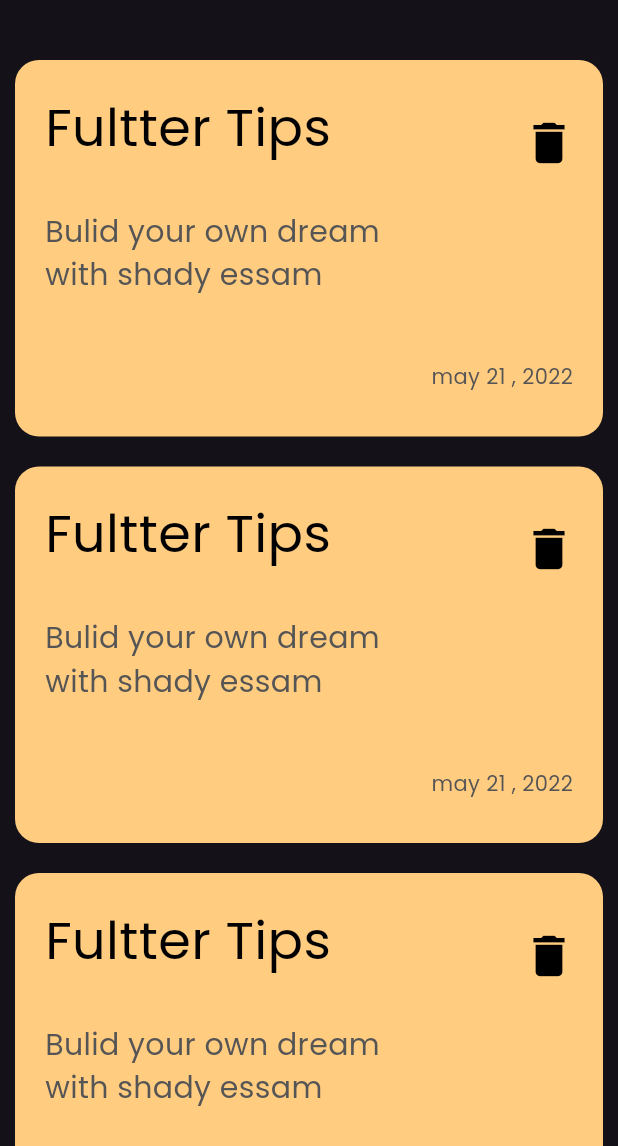
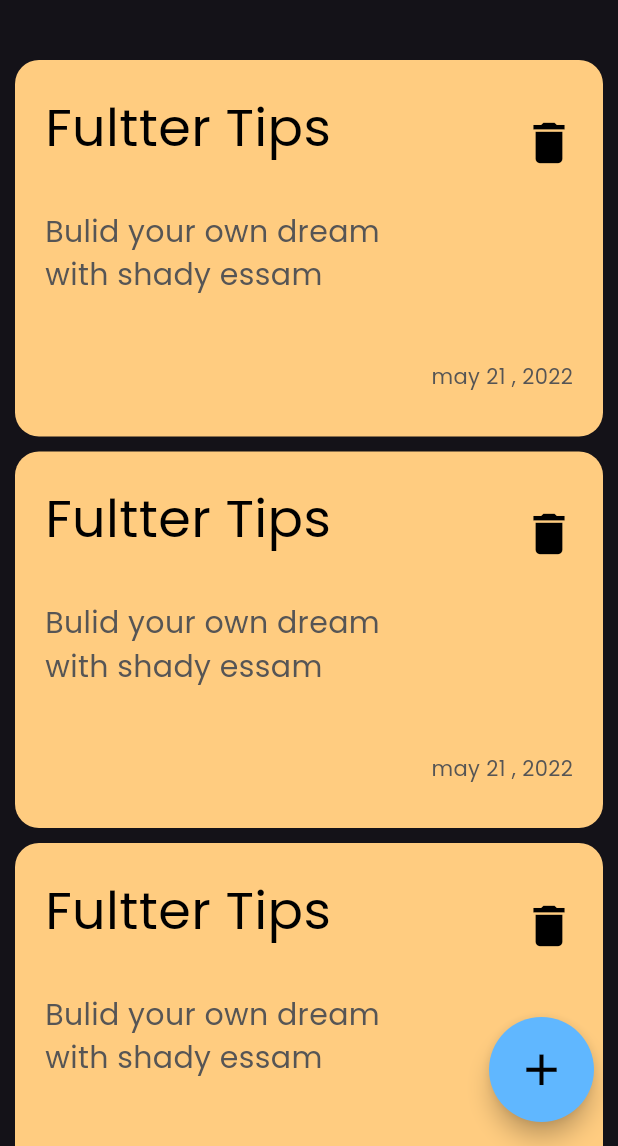
Before and after one commit to shady12e/Note_App, a Flutter app: the screen it shows after launch, on a phone screen of 412 x 824 dp, the part 90-1236 px from its top. Run offline on Flutter 3.47's test engine with Material 3 defaults, Android fonts, the phone set to English and light mode, and no system bars.

Commit message:
add floating action bottom

```diff
--- a/lib/screens/home_screen.dart
+++ b/lib/screens/home_screen.dart
@@ -7,7 +7,26 @@ class HomeScreen extends StatelessWidget {
   @override
   Widget build(BuildContext context) {
     return Scaffold(
-      body: HomescreenBody(),
+      body: const HomescreenBody(),
+      floatingActionButton: Container(
+        width: 70,
+        height: 70,
+        child: FloatingActionButton(
+          onPressed: () {},
+          backgroundColor: const Color.fromARGB(255, 96, 183, 255),
+          shape: RoundedRectangleBorder(
+            borderRadius: BorderRadius.circular(35.0),
+          ),
+          child: IconButton(
+            onPressed: () {},
+            icon: Icon(
+              Icons.add,
+              size: 35,
+              color: Colors.black,
+            ),
+          ),
+        ),
+      ),
     );
   }
 }
--- a/lib/widget/wigdet_note_list_view.dart
+++ b/lib/widget/wigdet_note_list_view.dart
@@ -14,7 +14,7 @@ class NotesListView extends StatelessWidget {
         ),
         child: ListView.separated(
           separatorBuilder: (context, index) => const SizedBox(
-            height: 20,
+            height: 10,
           ),
           itemCount: 5,
           itemBuilder: (context, index) {
```
